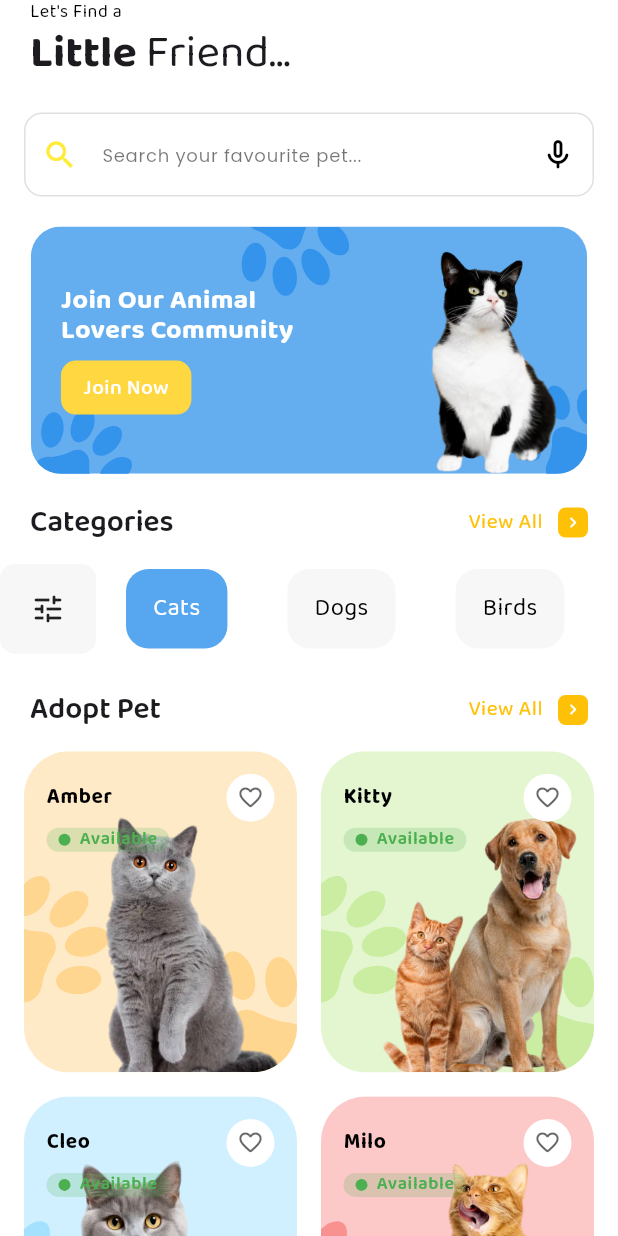
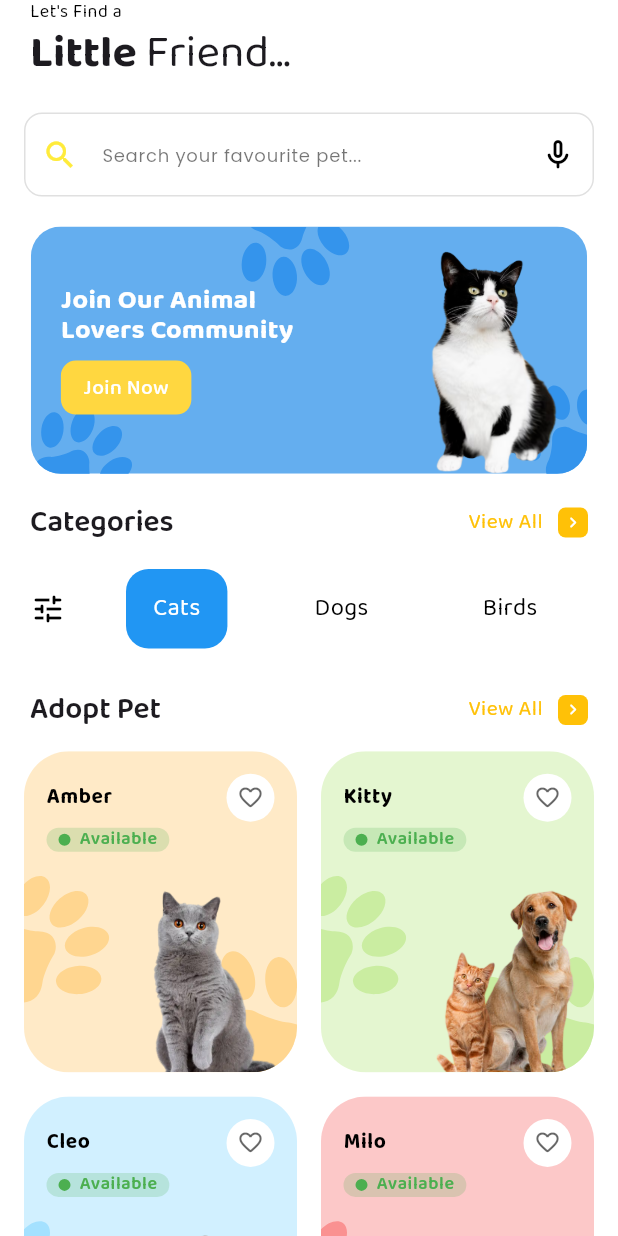
Before and after one commit to AmbrishTripathi6974/Posha_test, a Flutter app: the HomeScreen screen opened directly, on a phone screen of 412 x 824 dp. Run offline on Flutter 3.47's test engine with Material 3 defaults, Android fonts, the phone set to English and light mode, and no system bars; our stand-ins replace flutter_bloc, flutter_svg, go_router, google_fonts, lottie, readmore and 1 more; accounts and stored records are empty.

Commit message:
fix: theme data

```diff
--- a/lib/views/history/history_screen.dart
+++ b/lib/views/history/history_screen.dart
@@ -22,14 +22,12 @@ class HistoryScreen extends StatelessWidget {
           return CustomScrollView(
             slivers: [
               SliverAppBar(
-                backgroundColor: Colors.white,
                 pinned: true,
                 elevation: 2,
                 centerTitle: true,
                 title: const Text(
                   "Adopted Pets",
                   style: TextStyle(
-                    color: black,
                     fontSize: 22,
                     fontWeight: FontWeight.bold,
                   ),
--- a/lib/views/home/widgets/category_item.dart
+++ b/lib/views/home/widgets/category_item.dart
@@ -1,7 +1,5 @@
 import 'package:flutter/material.dart';
 import 'package:flutter_bloc/flutter_bloc.dart';
-
-import '../../../core/constants.dart';
 import '../../../models/pet_model.dart';
 import '../../../blocs/category_cubit.dart';
 
@@ -11,6 +9,7 @@ class CategoryItem extends StatelessWidget {
   @override
   Widget build(BuildContext context) {
     final theme = Theme.of(context);
+    final colorScheme = theme.colorScheme;
 
     return BlocBuilder<CategoryCubit, int>(
       builder: (context, selectedCategory) {
@@ -25,9 +24,9 @@ class CategoryItem extends StatelessWidget {
                 ),
                 decoration: BoxDecoration(
                   borderRadius: BorderRadius.circular(10),
-                  color: Colors.black12.withOpacity(0.03),
+                  color: colorScheme.surfaceVariant.withOpacity(0.1),
                 ),
-                child: const Icon(Icons.tune_rounded),
+                child: Icon(Icons.tune_rounded, color: colorScheme.onSurface),
               ),
               ...List.generate(
                 categories.length,
@@ -45,16 +44,16 @@ class CategoryItem extends StatelessWidget {
                       decoration: BoxDecoration(
                         borderRadius: BorderRadius.circular(15),
                         color: selectedCategory == index
-                            ? buttonColor
-                            : Colors.black12.withOpacity(0.03),
+                            ? colorScheme.primary
+                            : colorScheme.surfaceVariant.withOpacity(0.1),
                       ),
                       child: Text(
                         categories[index],
                         style: theme.textTheme.bodyMedium?.copyWith(
                           fontSize: 16,
                           color: selectedCategory == index
-                              ? Colors.white
-                              : black,
+                              ? colorScheme.onPrimary
+                              : colorScheme.onSurface,
                         ),
                       ),
                     ),
--- a/lib/views/home/widgets/pet_tile.dart
+++ b/lib/views/home/widgets/pet_tile.dart
@@ -98,7 +98,7 @@ class PetTile extends StatelessWidget {
                               '${cat.name}_${cat.image}_${cat.hashCode}', // ✅ Unique per widget
                           child: Image.asset(
                             cat.image,
-                            height: size.height * 0.22,
+                            height: size.height * 0.16,
                           ),
                         ),
                       ),
--- a/lib/views/search/custom_search_bar.dart
+++ b/lib/views/search/custom_search_bar.dart
@@ -16,6 +16,7 @@ class CustomSearchBar extends StatelessWidget {
         onChanged: (value) {
           context.read<PetBloc>().add(SearchPets(value));
         },
+        style: const TextStyle(color: Colors.black87),
         decoration: InputDecoration(
           hintText: "Search your favourite pet...",
           prefixIcon: const Icon(Icons.search, color: Colors.yellow),
```
